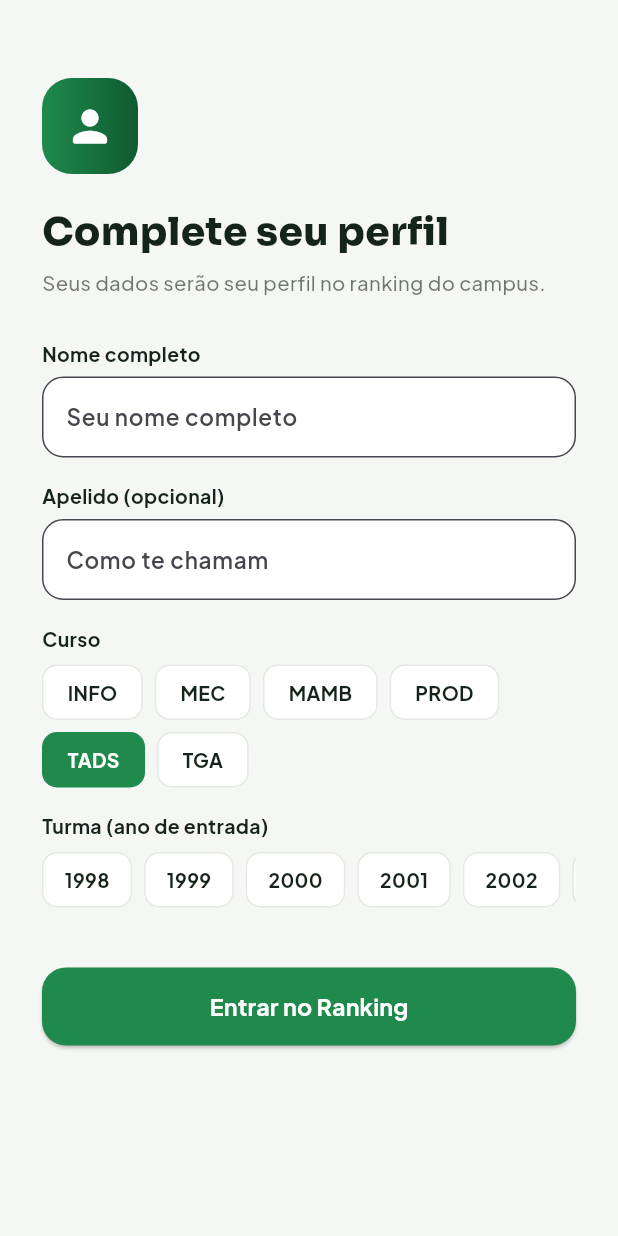
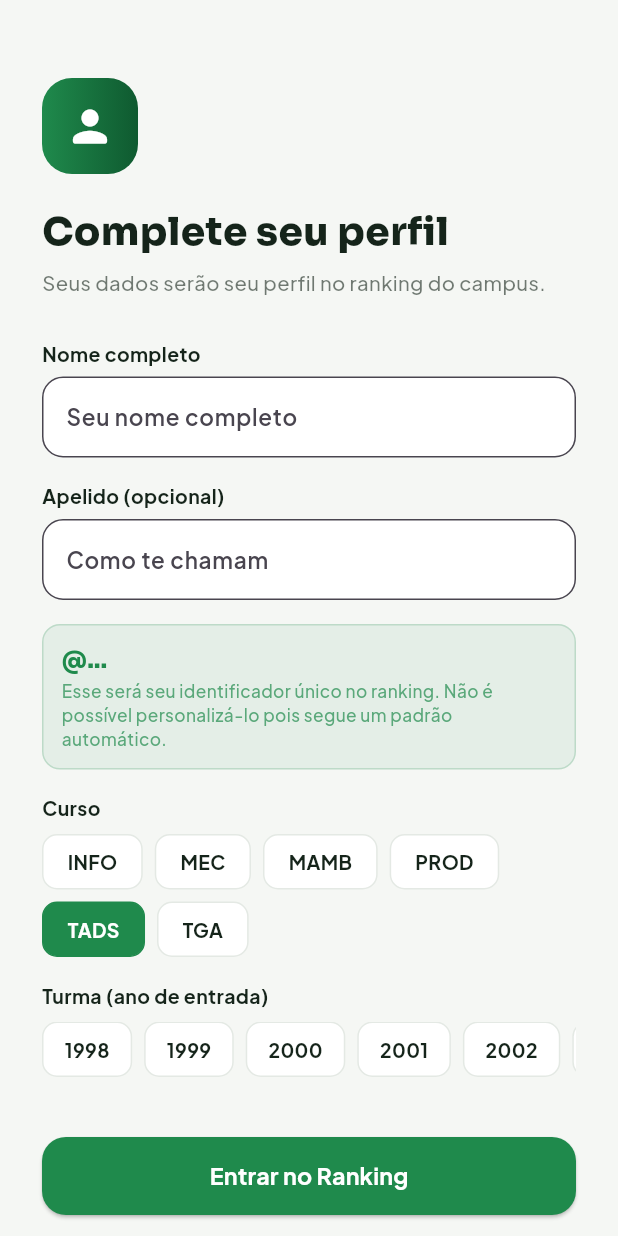
Before and after one commit to yoshimidevz/piramidgameifpr, a Flutter app: the CompletarPerfilScreen screen opened by its route, on a phone screen of 412 x 824 dp. Run offline on Flutter 3.47's test engine with Material 3 defaults, Android fonts, the phone set to English and light mode, and no system bars; our stand-ins replace cloud_firestore, dio, firebase_auth, firebase_core, go_router, google_fonts and 2 more; accounts and stored records are empty; network calls fail.

Commit message:
feat: add arroba display in student detail and update Completar Perfil screen with dynamic arroba generation

```diff
--- a/lib/features/auth/presentation/screens/completar_perfil_screen.dart
+++ b/lib/features/auth/presentation/screens/completar_perfil_screen.dart
@@ -34,6 +34,7 @@ class _CompletarPerfilScreenState extends State<CompletarPerfilScreen> {
     if (user != null && user.name.isNotEmpty) {
       _nomeController.text = user.name;
     }
+    _nomeController.addListener(() => setState(() {}));
   }
 
   @override
@@ -308,7 +309,43 @@ class _CompletarPerfilScreenState extends State<CompletarPerfilScreen> {
                 ),
               ),
               const SizedBox(height: 16),
-
+              Builder(builder: (context) {
+                final nome = _nomeController.text.trim();
+                final arroba = nome.isNotEmpty
+                    ? gerarArroba(nome, _curso.label, _turma)
+                    : '...';
+                return Container(
+                  width: double.infinity,
+                  padding: const EdgeInsets.all(12),
+                  decoration: BoxDecoration(
+                    color: AppColors.green.withOpacity(.08),
+                    borderRadius: BorderRadius.circular(12),
+                    border: Border.all(color: AppColors.green.withOpacity(.2)),
+                  ),
+                  child: Column(
+                    crossAxisAlignment: CrossAxisAlignment.start,
+                    children: [
+                      Text(
+                        '@$arroba',
+                        style: AppTextStyles.sora(
+                          fontSize: 15, fontWeight: FontWeight.w800,
+                          color: AppColors.green,
+                        ),
+                      ),
+                      const SizedBox(height: 2),
+                      Text(
+                        'Esse será seu identificador único no ranking. '
+                        'Não é possível personalizá-lo pois segue um padrão automático.',
+                        style: AppTextStyles.jakarta(
+                          fontSize: 11.5, fontWeight: FontWeight.w500,
+                          color: AppColors.green.withOpacity(.7),
+                        ),
+                      ),
+                    ],
+                  ),
+                );
+              }),
+              const SizedBox(height: 16),
               Text('Curso', style: AppTextStyles.jakarta(fontSize: 13, fontWeight: FontWeight.w700)),
               const SizedBox(height: 8),
               Wrap(
--- a/lib/features/student/presentation/screens/student_detail/student_detail_screen.dart
+++ b/lib/features/student/presentation/screens/student_detail/student_detail_screen.dart
@@ -265,6 +265,14 @@ class _StudentHeader extends StatelessWidget {
                   '"${student.nickname}"',
                   style: AppTextStyles.jakarta(fontSize: 13, fontWeight: FontWeight.w600, color: AppColors.green),
                 ),
+                              if (student.arroba != null)
+                Text(
+                  '@${student.arroba}',
+                  style: AppTextStyles.jakarta(
+                    fontSize: 12, fontWeight: FontWeight.w600,
+                    color: AppColors.green.withOpacity(.7),
+                  ),
+                ),
               Text(
                 '${student.course.label} · ${student.classYear} · '
                 '${student.birthDate.day.toString().padLeft(2, '0')}/'
```
